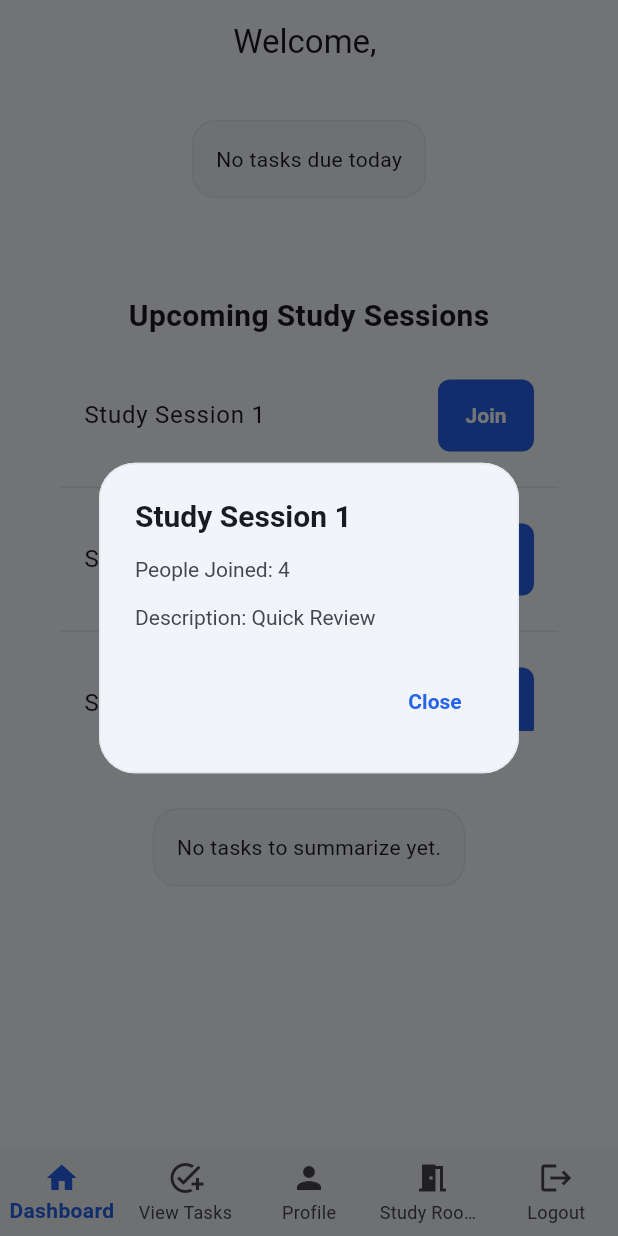
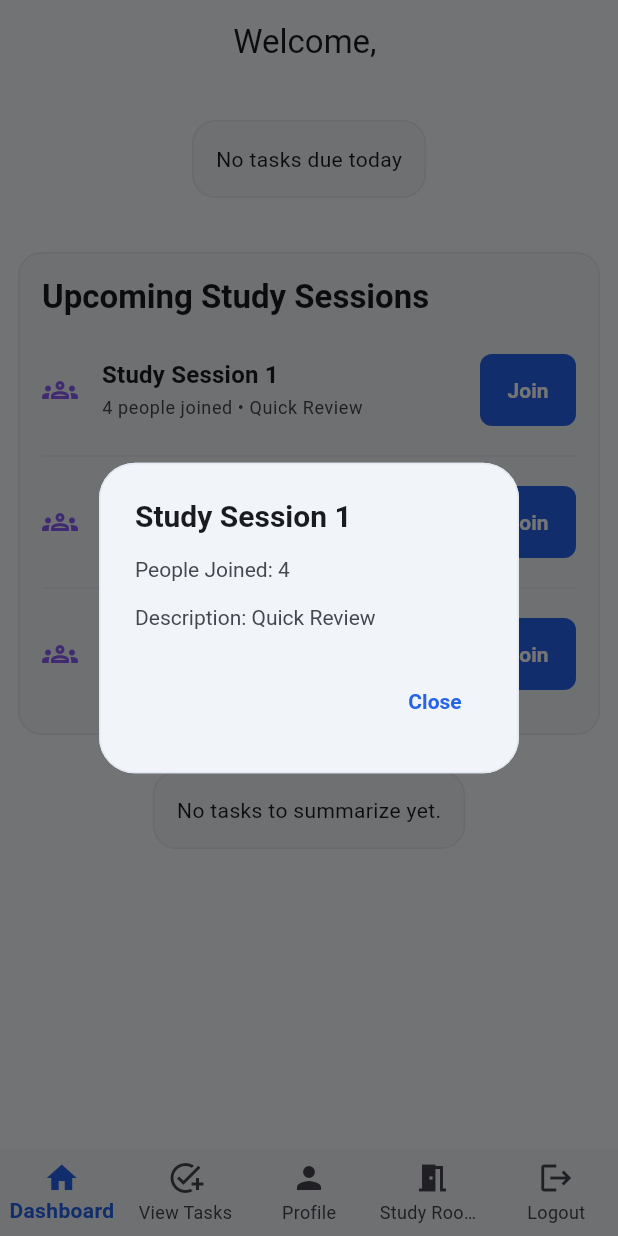
Before and after one commit to Albonation/Project2_FocusNFlow, a Flutter app: the screen it shows once a user with an empty profile is signed in, after a tap on an icon or button, on a phone screen of 412 x 824 dp. Run offline on Flutter 3.47's test engine with Material 3 defaults, Android fonts, the phone set to English and light mode, and no system bars; our stand-ins replace cloud_firestore, firebase_auth, firebase_core, shared_preferences; accounts and stored records are empty; generated files the repository leaves out were written again.

Commit message:
feat: update upcoming study sessions widget with theme and spacing adjustments

```diff
--- a/lib/widgets/student_dashboard_widgets/upcoming_study_sessions_widget.dart
+++ b/lib/widgets/student_dashboard_widgets/upcoming_study_sessions_widget.dart
@@ -1,4 +1,6 @@
 import 'package:flutter/material.dart';
+import 'package:focus_n_flow/theme/app_spacing.dart';
+import 'package:focus_n_flow/theme/app_theme_extensions.dart';
 
 class UpcomingStudySessions extends StatelessWidget {
   const UpcomingStudySessions({super.key});
@@ -14,66 +16,101 @@ class UpcomingStudySessions extends StatelessWidget {
       },
     );
 
-    return Container(
-      width: double.infinity,
-      margin: const EdgeInsets.all(12),
-      padding: const EdgeInsets.all(16),
+    return Card(
+      child: Padding(
+        padding: AppSpacing.card,
         child: Column(
+          crossAxisAlignment: CrossAxisAlignment.start,
           children: [
-          const Text(
+            Text(
               "Upcoming Study Sessions",
-            style: TextStyle(
-              fontSize: 20,
+              style: context.text.titleLarge?.copyWith(
                 fontWeight: FontWeight.bold,
               ),
             ),
 
-          const SizedBox(height: 12),
+            AppSpacing.gapMd,
 
             // Scrollable area
             SizedBox(
               height: 250,
               child: ListView.separated(
                 itemCount: sessions.length,
-              separatorBuilder: (context, index) =>
-                  const Divider(thickness: 1),
+                separatorBuilder: (context, index) => const Divider(),
                 itemBuilder: (context, index) {
                   final session = sessions[index];
 
-                return ListTile(
-                  title: Text(session["title"] as String),
-
-                  onTap: () {
-                    showDialog(
-                      context: context,
-                      builder: (context) => AlertDialog(
-                        title: Text(session["title"] as String),
-                        content: Text(
-                          "People Joined: ${session["people"]}\n\n"
-                          "Description: ${session["description"]}",
-                        ),
-                        actions: [
-                          TextButton(
-                            onPressed: () => Navigator.pop(context),
-                            child: const Text("Close"),
-                          ),
-                        ],
-                      ),
-                    );
-                  },
-
-                  trailing: ElevatedButton(
-                    onPressed: () {
-                      debugPrint("Join ${session["title"]}");
-                    },
-                    child: const Text("Join"),
-                  ),
+                  return _StudySessionTile(
+                    title: session["title"] as String,
+                    people: session["people"] as int,
+                    description: session["description"] as String,
                   );
                 },
               ),
             ),
           ],
         ),
+      ),
     );
   }
 }
+
+class _StudySessionTile extends StatelessWidget {
+  final String title;
+  final int people;
+  final String description;
+
+  const _StudySessionTile({
+    required this.title,
+    required this.people,
+    required this.description,
+  });
+
+  @override
+  Widget build(BuildContext context) {
+    return ListTile(
+      contentPadding: EdgeInsets.zero,
+      leading: Icon(Icons.groups_outlined, color: context.appColors.group),
+      title: Text(
+        title,
+        style: context.text.titleMedium?.copyWith(fontWeight: FontWeight.w600),
+      ),
+      subtitle: Text(
+        "${people} people joined • $description ",
+        style: context.text.bodySmall?.copyWith(
+          color: context.colors.onSurfaceVariant,
+        ),
+      ),
+      onTap: () {
+        _showSessionDetails(context);
+      },
+      trailing: FilledButton(
+        onPressed: () {
+          debugPrint("Join $title");
+        },
+        child: const Text("Join"),
+      ),
+    );
+  }
+
+  void _showSessionDetails(BuildContext context) {
+    showDialog(
+      context: context,
+      builder: (context) {
+        return AlertDialog(
+          title: Text(title),
+          content: Text(
+            'People Joined: $people\n\n'
+            'Description: $description',
+          ),
+          actions: [
+            TextButton(
+              onPressed: () => Navigator.pop(context),
+              child: const Text('Close'),
+            ),
+          ],
+        );
+      },
+    );
+  }
+}
```
Lines whose indentation alone changed are shown as unchanged.
